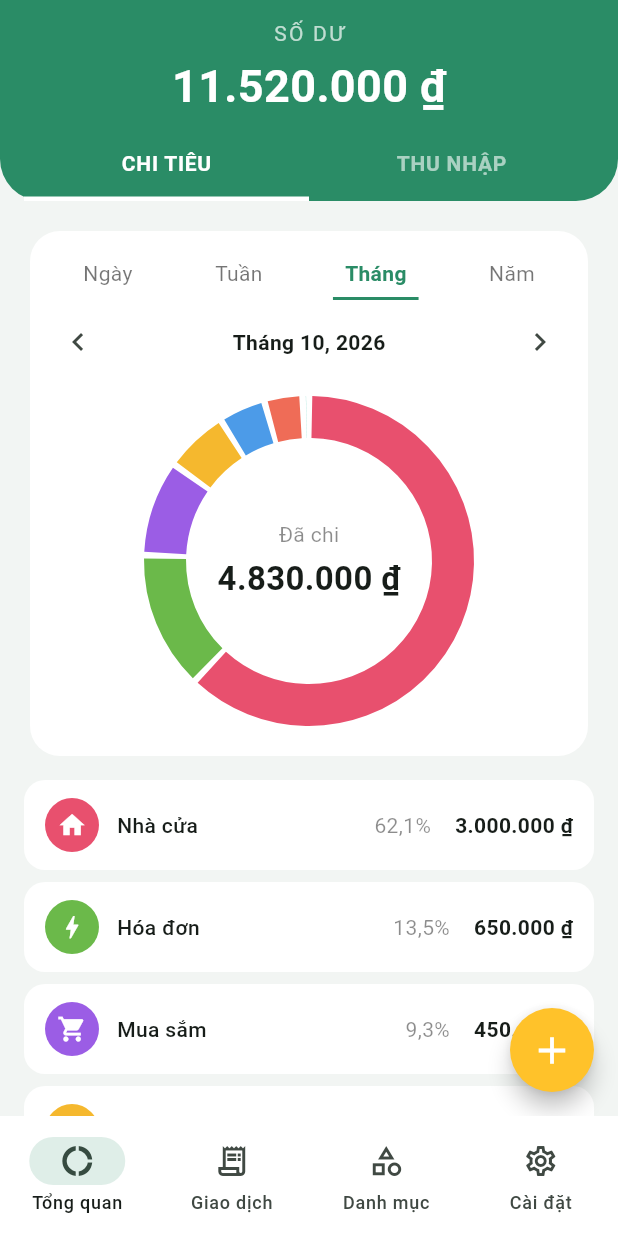
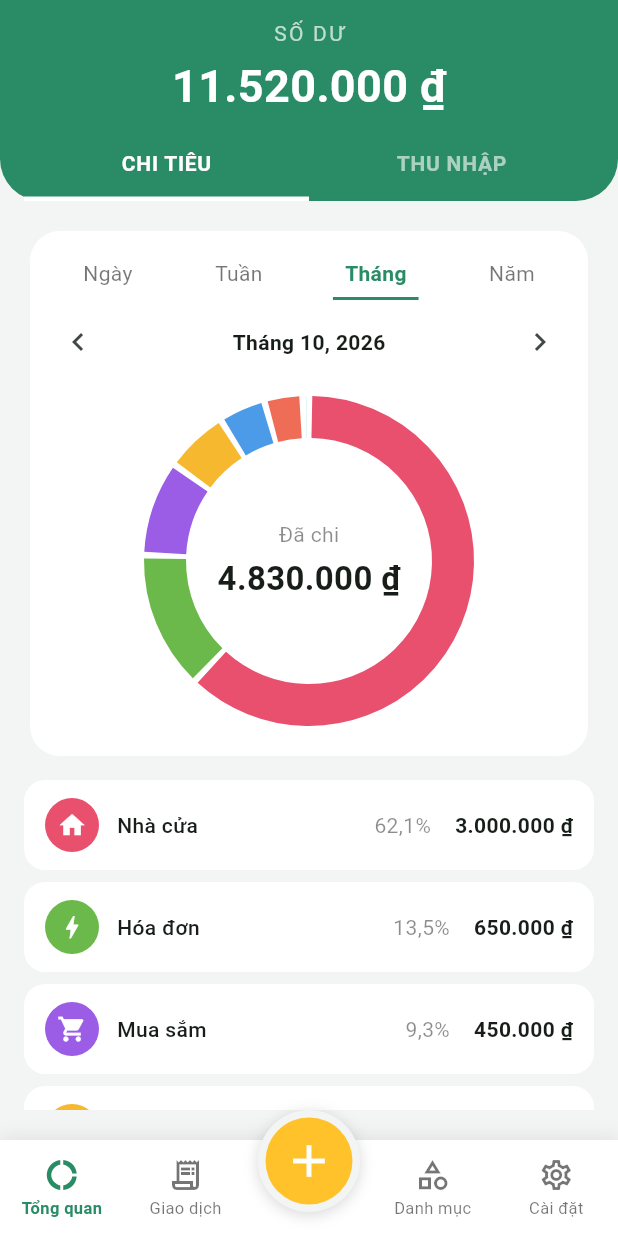
Before and after one commit to faa26dinhtuan/money_manager_app, a Flutter app: the screen it shows after launch, on a phone screen of 412 x 824 dp. Run offline on Flutter 3.47's test engine with Material 3 defaults, Android fonts, the phone set to English and light mode, and no system bars; our stand-ins replace shared_preferences.

Commit message:
feat: move add transaction button to bottom nav

```diff
--- a/lib/app.dart
+++ b/lib/app.dart
@@ -5,6 +5,7 @@ import 'package:money_manager_app/core/widgets/custom_bottom_nav.dart';
 import 'package:money_manager_app/features/categories/categories_screen.dart';
 import 'package:money_manager_app/features/overview/overview_screen.dart';
 import 'package:money_manager_app/features/settings/settings_screen.dart';
+import 'package:money_manager_app/features/transactions/add_transaction_screen.dart';
 import 'package:money_manager_app/features/transactions/transactions_screen.dart';
 
 class App extends StatelessWidget {
@@ -45,6 +46,9 @@ class _MainShellState extends State<MainShell> {
       bottomNavigationBar: CustomBottomNav(
         currentIndex: _currentIndex,
         onTap: (index) => setState(() => _currentIndex = index),
+        onAdd: () => Navigator.of(context).push(
+          MaterialPageRoute(builder: (_) => const AddTransactionScreen()),
+        ),
       ),
     );
   }
--- a/lib/core/widgets/custom_bottom_nav.dart
+++ b/lib/core/widgets/custom_bottom_nav.dart
@@ -1,4 +1,5 @@
 import 'package:flutter/material.dart';
+import 'package:money_manager_app/core/theme/app_theme.dart';
 import 'package:money_manager_app/core/utils/constants.dart';
 
 class CustomBottomNav extends StatelessWidget {
@@ -6,38 +7,125 @@ class CustomBottomNav extends StatelessWidget {
     super.key,
     required this.currentIndex,
     required this.onTap,
+    required this.onAdd,
   });
+
+  static const double _barHeight = 64;
+  static const double _buttonSize = 68;
+  static const double _protrusion = 20;
 
   final int currentIndex;
   final ValueChanged<int> onTap;
+  final VoidCallback onAdd;
 
   @override
   Widget build(BuildContext context) {
-    return NavigationBar(
-      selectedIndex: currentIndex,
-      onDestinationSelected: onTap,
-      destinations: const [
-        NavigationDestination(
-          icon: Icon(Icons.donut_large_outlined),
-          selectedIcon: Icon(Icons.donut_large),
-          label: AppConstants.tabOverview,
+    final bottomInset = MediaQuery.of(context).padding.bottom;
+    return SizedBox(
+      height: _barHeight + _protrusion + bottomInset,
+      child: Stack(
+        children: [
+          Positioned(
+            left: 0,
+            right: 0,
+            bottom: 0,
+            height: _barHeight + bottomInset,
+            child: Container(
+              padding: EdgeInsets.only(bottom: bottomInset),
+              decoration: BoxDecoration(
+                color: Colors.white,
+                boxShadow: [
+                  BoxShadow(
+                    color: Colors.black.withValues(alpha: 0.08),
+                    blurRadius: 10,
+                    offset: const Offset(0, -2),
+                  ),
+                ],
+              ),
+              child: Row(
+                children: [
+                  _item(0, Icons.donut_large_outlined, Icons.donut_large,
+                      AppConstants.tabOverview),
+                  _item(1, Icons.receipt_long_outlined, Icons.receipt_long,
+                      AppConstants.tabTransactions),
+                  const Expanded(child: SizedBox.shrink()),
+                  _item(2, Icons.category_outlined, Icons.category,
+                      AppConstants.tabCategories),
+                  _item(3, Icons.settings_outlined, Icons.settings,
+                      AppConstants.tabSettings),
+                ],
+              ),
+            ),
+          ),
+          Align(
+            alignment: Alignment.topCenter,
+            child: _AddButton(size: _buttonSize, onPressed: onAdd),
+          ),
+        ],
+      ),
+    );
+  }
+
+  Widget _item(int index, IconData icon, IconData selectedIcon, String label) {
+    final selected = index == currentIndex;
+    final color = selected ? AppTheme.primary : Colors.black54;
+    return Expanded(
+      child: InkResponse(
+        onTap: () => onTap(index),
+        child: Column(
+          mainAxisAlignment: MainAxisAlignment.center,
+          children: [
+            Icon(selected ? selectedIcon : icon, color: color),
+            const SizedBox(height: 2),
+            Text(
+              label,
+              maxLines: 1,
+              overflow: TextOverflow.ellipsis,
+              style: TextStyle(
+                fontSize: 11,
+                color: color,
+                fontWeight: selected ? FontWeight.w600 : FontWeight.normal,
+              ),
+            ),
+          ],
         ),
-        NavigationDestination(
-          icon: Icon(Icons.receipt_long_outlined),
-          selectedIcon: Icon(Icons.receipt_long),
-          label: AppConstants.tabTransactions,
-        ),
-        NavigationDestination(
-          icon: Icon(Icons.category_outlined),
-          selectedIcon: Icon(Icons.category),
-          label: AppConstants.tabCategories,
-        ),
-        NavigationDestination(
-          icon: Icon(Icons.settings_outlined),
-          selectedIcon: Icon(Icons.settings),
-          label: AppConstants.tabSettings,
-        ),
-      ],
+      ),
     );
   }
 }
+
+class _AddButton extends StatelessWidget {
+  const _AddButton({required this.size, required this.onPressed});
+
+  final double size;
+  final VoidCallback onPressed;
+
+  @override
+  Widget build(BuildContext context) {
+    return Container(
+      width: size,
+      height: size,
+      padding: const EdgeInsets.all(5),
+      decoration: BoxDecoration(
+        color: AppTheme.background,
+        shape: BoxShape.circle,
+        boxShadow: [
+          BoxShadow(
+            color: Colors.black.withValues(alpha: 0.15),
+            blurRadius: 8,
+            offset: const Offset(0, 2),
+          ),
+        ],
+      ),
+      child: Material(
+        color: AppTheme.accent,
+        shape: const CircleBorder(),
+        child: InkWell(
+          customBorder: const CircleBorder(),
+          onTap: onPressed,
+          child: const Icon(Icons.add, color: Colors.white, size: 36),
+        ),
+      ),
+    );
+  }
+}
--- a/lib/features/overview/overview_screen.dart
+++ b/lib/features/overview/overview_screen.dart
@@ -8,7 +8,6 @@ import 'package:money_manager_app/core/widgets/period_bar.dart';
 import 'package:money_manager_app/core/widgets/type_tabs.dart';
 import 'package:money_manager_app/data/models/category.dart';
 import 'package:money_manager_app/data/services/app_store.dart';
-import 'package:money_manager_app/features/transactions/add_transaction_screen.dart';
 import 'package:money_manager_app/features/transactions/category_transactions_screen.dart';
 
 class OverviewScreen extends StatefulWidget {
@@ -141,14 +140,6 @@ class _OverviewScreenState extends State<OverviewScreen> {
               ),
             ],
           ),
-          floatingActionButton: FloatingActionButton(
-            onPressed: () => Navigator.of(context).push(
-              MaterialPageRoute(
-                builder: (_) => AddTransactionScreen(initialType: _type),
-              ),
-            ),
-            child: const Icon(Icons.add, size: 30),
-          ),
         );
       },
     );
```
